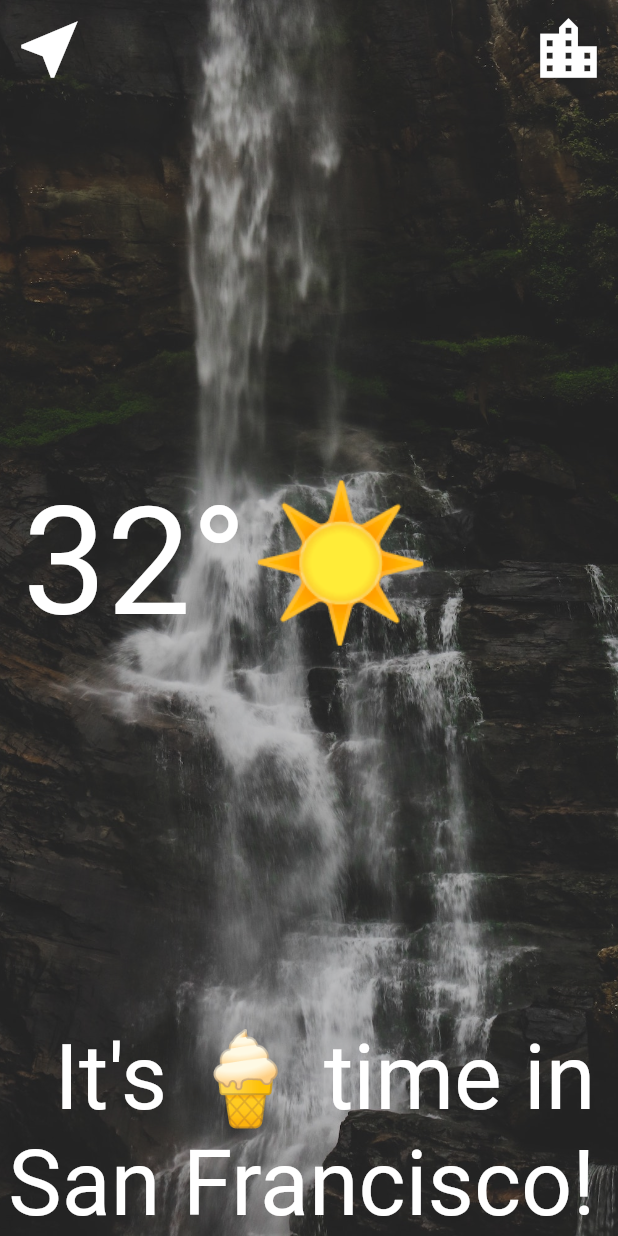
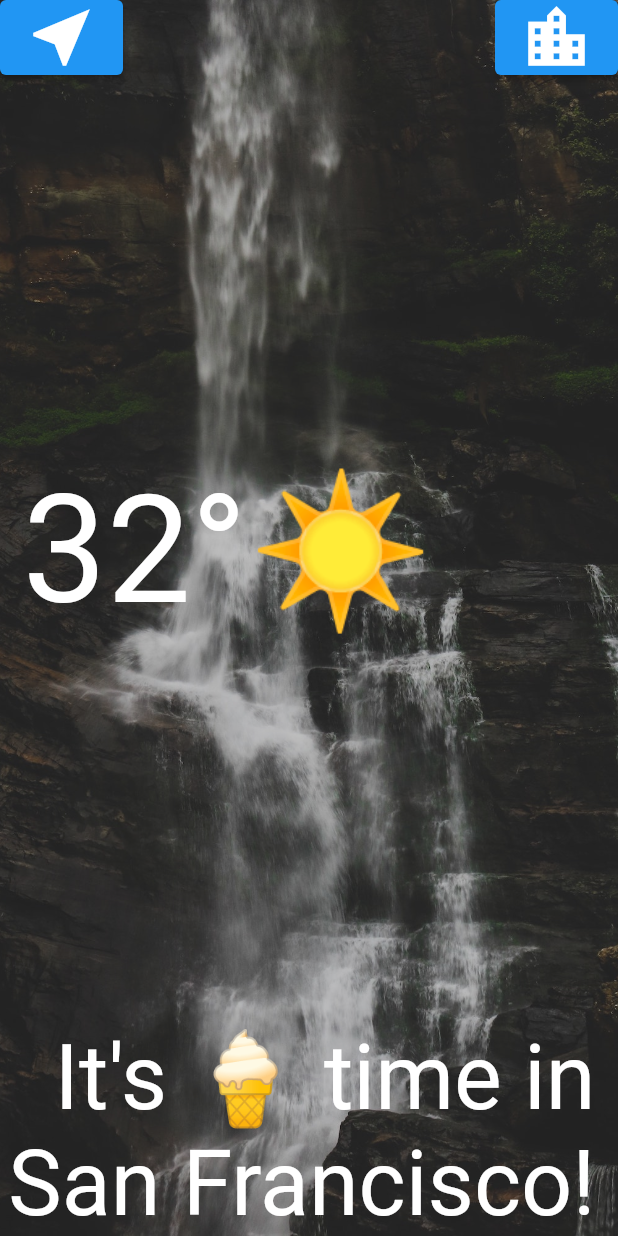
Before and after one commit to danaFlorescu/clima, a Flutter app: the LocationScreen screen opened directly, on a phone screen of 412 x 824 dp. Run offline on Flutter 3.47's test engine with Material 2 defaults, Android fonts, the phone set to English and light mode, and no system bars; our stand-ins replace geolocator; Roboto replaces fonts that are missing (Spartan MB).

```diff
--- a/lib/sceens/location_screen.dart
+++ b/lib/screens/location_screen.dart
@@ -2,10 +2,8 @@
 import 'package:clima/constants.dart';
 
 class LocationScreen extends StatefulWidget {
-  const LocationScreen({Key? key}) : super(key: key);
-
   @override
-  State<LocationScreen> createState() => _LocationScreenState();
+  _LocationScreenState createState() => _LocationScreenState();
 }
 
 class _LocationScreenState extends State<LocationScreen> {
@@ -26,24 +24,22 @@
           child: Column(
             mainAxisAlignment: MainAxisAlignment.spaceBetween,
             crossAxisAlignment: CrossAxisAlignment.stretch,
-            children: [
+            children: <Widget>[
               Row(
                 mainAxisAlignment: MainAxisAlignment.spaceBetween,
-                children: [
-                  TextButton(
+                children: <Widget>[
+                  ElevatedButton(
                     onPressed: () {},
                     child: Icon(
                       Icons.near_me,
                       size: 50.0,
-                      color: Colors.white,
                     ),
                   ),
-                  TextButton(
+                  ElevatedButton(
                     onPressed: () {},
                     child: Icon(
                       Icons.location_city,
                       size: 50.0,
-                      color: Colors.white,
                     ),
                   ),
                 ],
--- a/pubspec.yaml
+++ b/pubspec.yaml
@@ -13,6 +13,7 @@
     sdk: flutter
 
   cupertino_icons: ^1.0.2
+  geolocator: ^9.0.2
 
 dev_dependencies:
   flutter_test:
```
Also changed, not shown: lib/main.dart (+3 -8 lines), lib/sceens/loading_screen.dart (deleted, +0 -22 lines), lib/screens/city_screen.dart (added, +51 -0 lines), lib/screens/loading_screen.dart (added, +39 -0 lines), lib/services/location.dart (added, +17 -0 lines), lib/services/weather.dart (added, +33 -0 lines), lib/services/networking.dart (added), pubspec.lock, 4 other files.
